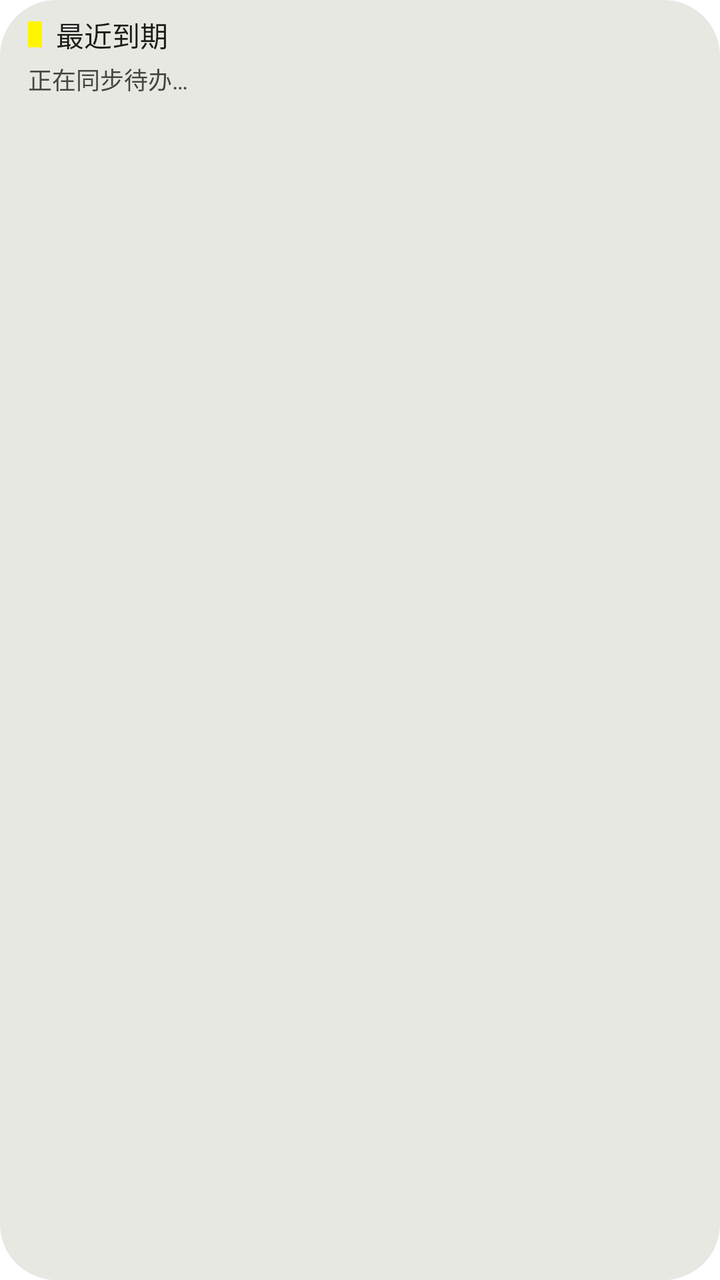
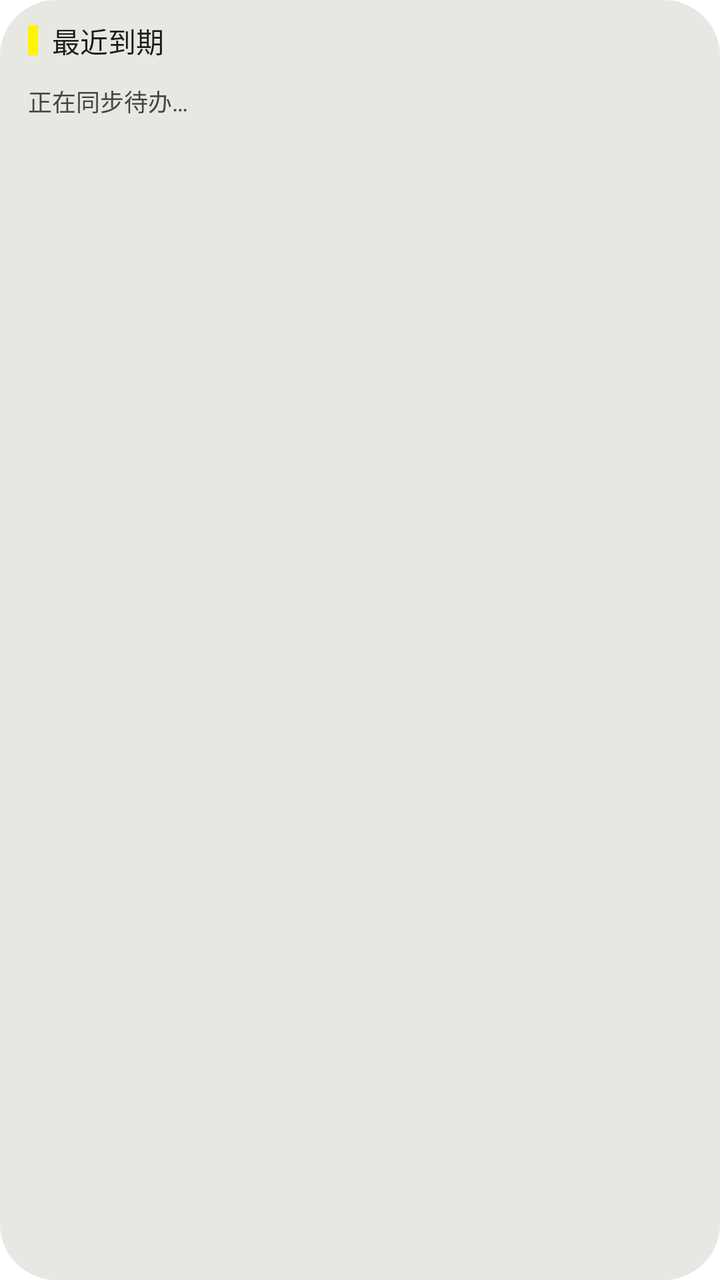

Screens rendered from an Android XML layout before and after an edit, with the pre-edit source and the edit as a unified diff.
<!-- AndroidManifest.xml: fallback theme Theme.MaterialComponents.DayNight.NoActionBar -->
<!-- res/layout/deadline_widget.xml -->
<LinearLayout xmlns:android="http://schemas.android.com/apk/res/android"
    android:id="@android:id/background"
    android:layout_width="match_parent"
    android:layout_height="match_parent"
    android:background="@drawable/deadline_widget_background"
    android:orientation="vertical"
    android:paddingStart="14dp"
    android:paddingEnd="14dp"
    android:paddingTop="7dp"
    android:paddingBottom="5dp">
    <LinearLayout
        android:layout_width="match_parent"
        android:layout_height="wrap_content"
        android:orientation="horizontal"
        android:gravity="center_vertical">
        <ImageView android:layout_width="7dp" android:layout_height="13dp"
            android:importantForAccessibility="no" android:background="@color/deadline_widget_accent" />
        <TextView android:id="@+id/widget_title"
            android:layout_width="match_parent" android:layout_height="wrap_content"
            android:layout_marginStart="7dp"
            android:fontFamily="sans-serif-medium" android:textColor="@color/deadline_widget_text"
            android:singleLine="true" android:ellipsize="end"
            android:textSize="14sp" android:text="@string/widget_title" />
    </LinearLayout>
    <TextView android:id="@+id/widget_status"
        android:layout_width="match_parent" android:layout_height="wrap_content"
        android:layout_marginTop="3dp"
        android:ellipsize="end" android:maxLines="2"
        android:text="@string/widget_loading" android:textColor="@color/deadline_widget_secondary_text" android:textSize="12sp" />
    <LinearLayout android:id="@+id/widget_first"
        android:layout_width="match_parent" android:layout_height="wrap_content"
        android:layout_marginTop="2dp" android:gravity="center_vertical"
        android:orientation="horizontal" android:visibility="gone">
        <TextView android:id="@+id/widget_first_title"
            android:layout_width="0dp" android:layout_height="wrap_content"
            android:layout_weight="1" android:includeFontPadding="false"
            android:singleLine="true" android:ellipsize="end"
            android:textColor="@color/deadline_widget_text" android:textSize="12sp" />
        <TextView android:id="@+id/widget_first_deadline"
            android:layout_width="wrap_content" android:layout_height="wrap_content"
            android:layout_marginStart="8dp" android:includeFontPadding="false"
            android:fontFeatureSettings="tnum" android:singleLine="true"
            android:textColor="@color/deadline_widget_secondary_text" android:textSize="12sp" />
    </LinearLayout>
    <LinearLayout android:id="@+id/widget_second"
        android:layout_width="match_parent" android:layout_height="wrap_content"
        android:layout_marginTop="2dp" android:gravity="center_vertical"
        android:orientation="horizontal" android:visibility="gone">
        <TextView android:id="@+id/widget_second_title"
            android:layout_width="0dp" android:layout_height="wrap_content"
            android:layout_weight="1" android:includeFontPadding="false"
            android:singleLine="true" android:ellipsize="end"
            android:textColor="@color/deadline_widget_text" android:textSize="12sp" />
        <TextView android:id="@+id/widget_second_deadline"
            android:layout_width="wrap_content" android:layout_height="wrap_content"
            android:layout_marginStart="8dp" android:includeFontPadding="false"
            android:fontFeatureSettings="tnum" android:singleLine="true"
            android:textColor="@color/deadline_widget_secondary_text" android:textSize="12sp" />
    </LinearLayout>
    <LinearLayout android:id="@+id/widget_third"
        android:layout_width="match_parent" android:layout_height="wrap_content"
        android:layout_marginTop="2dp" android:gravity="center_vertical"
        android:orientation="horizontal" android:visibility="gone">
        <TextView android:id="@+id/widget_third_title"
            android:layout_width="0dp" android:layout_height="wrap_content"
            android:layout_weight="1" android:includeFontPadding="false"
            android:singleLine="true" android:ellipsize="end"
            android:textColor="@color/deadline_widget_text" android:textSize="12sp" />
        <TextView android:id="@+id/widget_third_deadline"
            android:layout_width="wrap_content" android:layout_height="wrap_content"
            android:layout_marginStart="8dp" android:includeFontPadding="false"
            android:fontFeatureSettings="tnum" android:singleLine="true"
            android:textColor="@color/deadline_widget_secondary_text" android:textSize="12sp" />
    </LinearLayout>
</LinearLayout>
<!-- resources referenced by this layout -->
<resources>
  <color name="deadline_widget_accent">#FFF500</color>
  <color name="deadline_widget_secondary_text">#44463F</color>
  <color name="deadline_widget_text">#1B1B18</color>
  <!-- drawable deadline_widget_background (drawable) -->
  <?xml version="1.0" encoding="utf-8"?>
  <shape xmlns:android="http://schemas.android.com/apk/res/android" android:shape="rectangle">
      <solid android:color="@color/deadline_widget_surface" />
      <corners android:radius="@dimen/deadline_widget_radius" />
  </shape>
  <string name="widget_loading">正在同步待办…</string>
  <string name="widget_title">最近到期</string>
  <color name="deadline_widget_surface">#E8E8E2</color>
  <dimen name="deadline_widget_radius">18dp</dimen>
</resources>

<!-- the commit's change to res/layout/deadline_widget.xml (unified diff, before → after) -->
@@ -6,70 +6,34 @@
     android:orientation="vertical"
     android:paddingStart="14dp"
     android:paddingEnd="14dp"
-    android:paddingTop="7dp"
-    android:paddingBottom="5dp">
+    android:paddingTop="10dp"
+    android:paddingBottom="8dp">
     <LinearLayout
+        android:id="@+id/widget_header"
         android:layout_width="match_parent"
         android:layout_height="wrap_content"
         android:orientation="horizontal"
         android:gravity="center_vertical">
-        <ImageView android:layout_width="7dp" android:layout_height="13dp"
+        <ImageView android:layout_width="5dp" android:layout_height="15dp"
             android:importantForAccessibility="no" android:background="@color/deadline_widget_accent" />
         <TextView android:id="@+id/widget_title"
-            android:layout_width="match_parent" android:layout_height="wrap_content"
-            android:layout_marginStart="7dp"
+            android:layout_width="0dp" android:layout_height="wrap_content"
+            android:layout_weight="1" android:layout_marginStart="7dp"
             android:fontFamily="sans-serif-medium" android:textColor="@color/deadline_widget_text"
             android:singleLine="true" android:ellipsize="end"
             android:textSize="14sp" android:text="@string/widget_title" />
     </LinearLayout>
-    <TextView android:id="@+id/widget_status"
-        android:layout_width="match_parent" android:layout_height="wrap_content"
-        android:layout_marginTop="3dp"
-        android:ellipsize="end" android:maxLines="2"
-        android:text="@string/widget_loading" android:textColor="@color/deadline_widget_secondary_text" android:textSize="12sp" />
-    <LinearLayout android:id="@+id/widget_first"
-        android:layout_width="match_parent" android:layout_height="wrap_content"
-        android:layout_marginTop="2dp" android:gravity="center_vertical"
-        android:orientation="horizontal" android:visibility="gone">
-        <TextView android:id="@+id/widget_first_title"
-            android:layout_width="0dp" android:layout_height="wrap_content"
-            android:layout_weight="1" android:includeFontPadding="false"
-            android:singleLine="true" android:ellipsize="end"
-            android:textColor="@color/deadline_widget_text" android:textSize="12sp" />
-        <TextView android:id="@+id/widget_first_deadline"
-            android:layout_width="wrap_content" android:layout_height="wrap_content"
-            android:layout_marginStart="8dp" android:includeFontPadding="false"
-            android:fontFeatureSettings="tnum" android:singleLine="true"
+    <FrameLayout android:layout_width="match_parent" android:layout_height="0dp"
+        android:layout_weight="1" android:layout_marginTop="5dp">
+        <ListView android:id="@+id/widget_list"
+            android:layout_width="match_parent" android:layout_height="match_parent"
+            android:divider="@null" android:dividerHeight="0dp"
+            android:scrollbars="vertical" android:scrollbarStyle="insideOverlay"
+            android:clipToPadding="false" />
+        <TextView android:id="@+id/widget_status"
+            android:layout_width="match_parent" android:layout_height="wrap_content"
+            android:paddingTop="6dp" android:maxLines="3" android:ellipsize="end"
+            android:text="@string/widget_loading"
             android:textColor="@color/deadline_widget_secondary_text" android:textSize="12sp" />
-    </LinearLayout>
-    <LinearLayout android:id="@+id/widget_second"
-        android:layout_width="match_parent" android:layout_height="wrap_content"
-        android:layout_marginTop="2dp" android:gravity="center_vertical"
-        android:orientation="horizontal" android:visibility="gone">
-        <TextView android:id="@+id/widget_second_title"
-            android:layout_width="0dp" android:layout_height="wrap_content"
-            android:layout_weight="1" android:includeFontPadding="false"
-            android:singleLine="true" android:ellipsize="end"
-            android:textColor="@color/deadline_widget_text" android:textSize="12sp" />
-        <TextView android:id="@+id/widget_second_deadline"
-            android:layout_width="wrap_content" android:layout_height="wrap_content"
-            android:layout_marginStart="8dp" android:includeFontPadding="false"
-            android:fontFeatureSettings="tnum" android:singleLine="true"
-            android:textColor="@color/deadline_widget_secondary_text" android:textSize="12sp" />
-    </LinearLayout>
-    <LinearLayout android:id="@+id/widget_third"
-        android:layout_width="match_parent" android:layout_height="wrap_content"
-        android:layout_marginTop="2dp" android:gravity="center_vertical"
-        android:orientation="horizontal" android:visibility="gone">
-        <TextView android:id="@+id/widget_third_title"
-            android:layout_width="0dp" android:layout_height="wrap_content"
-            android:layout_weight="1" android:includeFontPadding="false"
-            android:singleLine="true" android:ellipsize="end"
-            android:textColor="@color/deadline_widget_text" android:textSize="12sp" />
-        <TextView android:id="@+id/widget_third_deadline"
-            android:layout_width="wrap_content" android:layout_height="wrap_content"
-            android:layout_marginStart="8dp" android:includeFontPadding="false"
-            android:fontFeatureSettings="tnum" android:singleLine="true"
-            android:textColor="@color/deadline_widget_secondary_text" android:textSize="12sp" />
-    </LinearLayout>
+    </FrameLayout>
 </LinearLayout>
